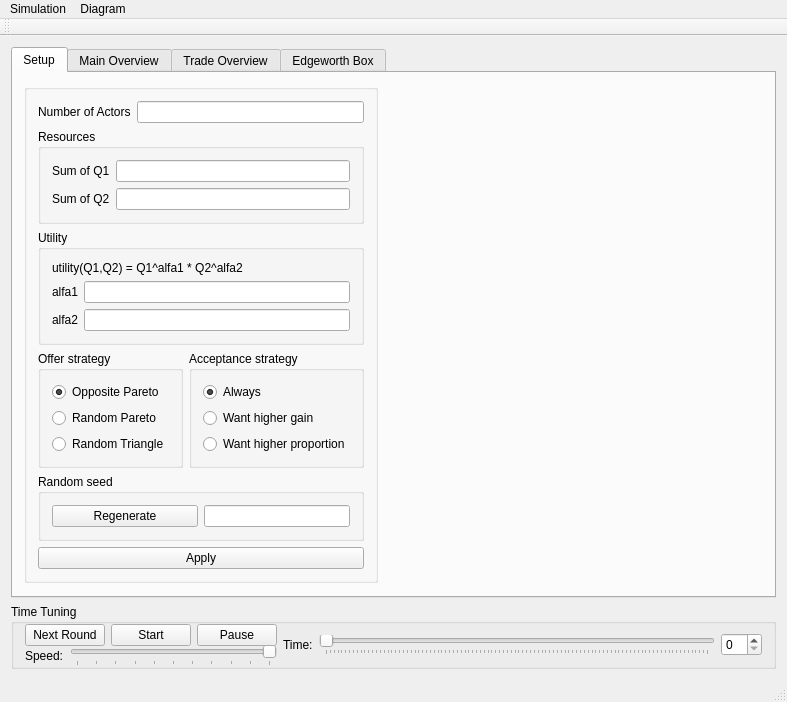
Qt form code/app/MarketPlayer/mainwindow.ui (kottalovag/marketplayer) before a commit.
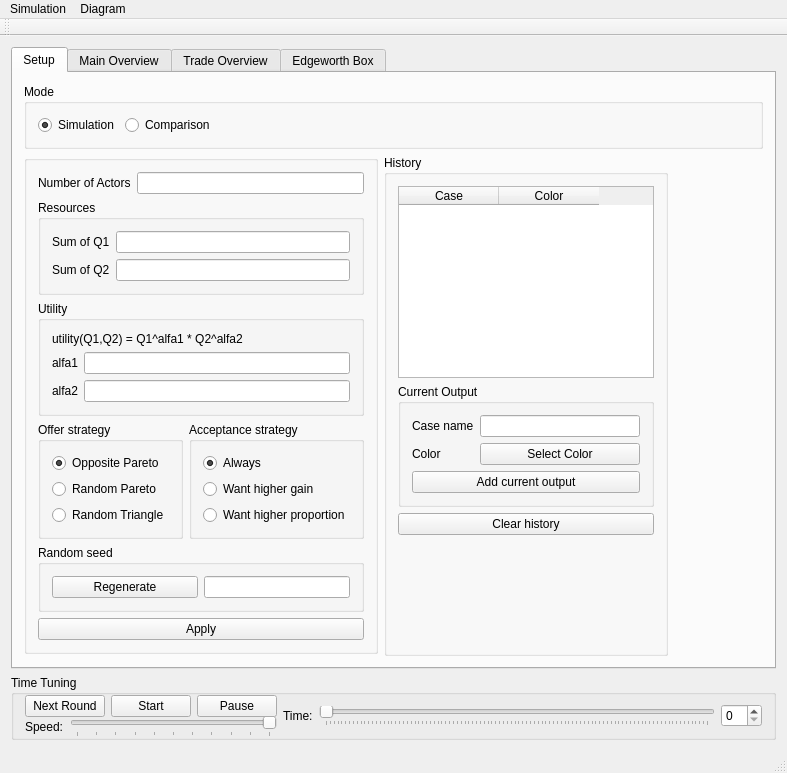
The same form after that commit. The open tabs and pages were chosen to show the change. Custom widgets are drawn as their Qt base class.

Commit message: [m] Prepared ui for possibility of multiple history comparison

Patch:
```diff
--- a/code/app/MarketPlayer/mainwindow.ui
+++ b/code/app/MarketPlayer/mainwindow.ui
@@ -24,7 +24,48 @@
        <attribute name="title">
         <string>Setup</string>
        </attribute>
-       <layout class="QHBoxLayout" name="horizontalLayout_8">
+       <layout class="QVBoxLayout" name="verticalLayout_19">
+        <item>
+         <widget class="QGroupBox" name="horizontalGroupBox_2">
+          <property name="title">
+           <string>Mode</string>
+          </property>
+          <layout class="QHBoxLayout" name="horizontalLayout_5">
+           <item>
+            <widget class="QRadioButton" name="radioButtonSimulation">
+             <property name="text">
+              <string>Simulation</string>
+             </property>
+             <property name="checked">
+              <bool>true</bool>
+             </property>
+            </widget>
+           </item>
+           <item>
+            <widget class="QRadioButton" name="radioButtonComparison">
+             <property name="text">
+              <string>Comparison</string>
+             </property>
+            </widget>
+           </item>
+           <item>
+            <spacer name="horizontalSpacer_2">
+             <property name="orientation">
+              <enum>Qt::Horizontal</enum>
+             </property>
+             <property name="sizeHint" stdset="0">
+              <size>
+               <width>40</width>
+               <height>20</height>
+              </size>
+             </property>
+            </spacer>
+           </item>
+          </layout>
+         </widget>
+        </item>
+        <item>
+         <layout class="QHBoxLayout" name="horizontalLayout_4">
         <item>
          <layout class="QVBoxLayout" name="verticalLayoutSetup_2">
           <item>
@@ -321,6 +362,102 @@
           </item>
          </layout>
         </item>
+          <item>
+           <widget class="QGroupBox" name="groupBoxHistory">
+            <property name="title">
+             <string>History</string>
+            </property>
+            <layout class="QVBoxLayout" name="verticalLayout_18">
+             <item>
+              <widget class="QTableWidget" name="tableWidget">
+               <property name="dragEnabled">
+                <bool>false</bool>
+               </property>
+               <property name="columnCount">
+                <number>2</number>
+               </property>
+               <column>
+                <property name="text">
+                 <string>Case</string>
+                </property>
+               </column>
+               <column>
+                <property name="text">
+                 <string>Color</string>
+                </property>
+               </column>
+              </widget>
+             </item>
+             <item>
+              <widget class="QGroupBox" name="groupBox">
+               <property name="title">
+                <string>Current Output</string>
+               </property>
+               <layout class="QVBoxLayout" name="verticalLayout_20">
+                <item>
+                 <layout class="QFormLayout" name="formLayout_4">
+                  <property name="fieldGrowthPolicy">
+                   <enum>QFormLayout::AllNonFixedFieldsGrow</enum>
+                  </property>
+                  <item row="0" column="0">
+                   <widget class="QLabel" name="caseNameLabel">
+                    <property name="text">
+                     <string>Case name</string>
+                    </property>
+                   </widget>
+                  </item>
+                  <item row="0" column="1">
+                   <widget class="QLineEdit" name="lineEditCaseName"/>
+                  </item>
+                  <item row="1" column="0">
+                   <widget class="QLabel" name="colorLabel">
+                    <property name="text">
+                     <string>Color</string>
+                    </property>
+                   </widget>
+                  </item>
+                  <item row="1" column="1">
+                   <widget class="QPushButton" name="pushButtonCaseColor">
+                    <property name="text">
+                     <string>Select Color</string>
+                    </property>
+                   </widget>
+                  </item>
+                 </layout>
+                </item>
+                <item>
+                 <widget class="QPushButton" name="pushButtonAddCurrentOutput">
+                  <property name="text">
+                   <string>Add current output</string>
+                  </property>
+                 </widget>
+                </item>
+               </layout>
+              </widget>
+             </item>
+             <item>
+              <widget class="QPushButton" name="pushButtonClearHistory">
+               <property name="text">
+                <string>Clear history</string>
+               </property>
+              </widget>
+             </item>
+             <item>
+              <spacer name="verticalSpacer_2">
+               <property name="orientation">
+                <enum>Qt::Vertical</enum>
+               </property>
+               <property name="sizeHint" stdset="0">
+                <size>
+                 <width>20</width>
+                 <height>40</height>
+                </size>
+               </property>
+              </spacer>
+             </item>
+            </layout>
+           </widget>
+          </item>
         <item>
          <spacer name="horizontalSpacer">
           <property name="orientation">
@@ -335,6 +472,8 @@
          </spacer>
         </item>
        </layout>
+        </item>
+       </layout>
       </widget>
       <widget class="QWidget" name="tabMainOverview">
        <attribute name="title">
```
Left out of the diff: 7 changed lines with no effect on the pictures. Lines whose indentation alone changed are shown as unchanged. The commit also changes 2 other files.
